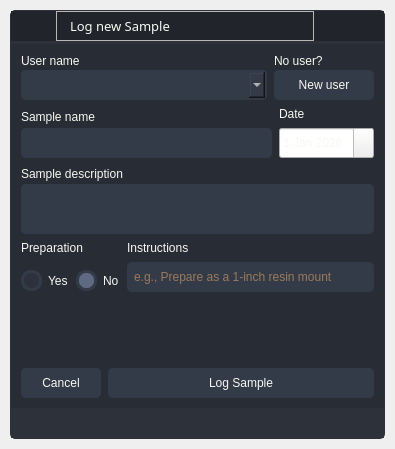
Qt form src/app/ui/qt/samplewindow.ui (AIR-G-UFOP/Saturn-SampleLog) before a commit.
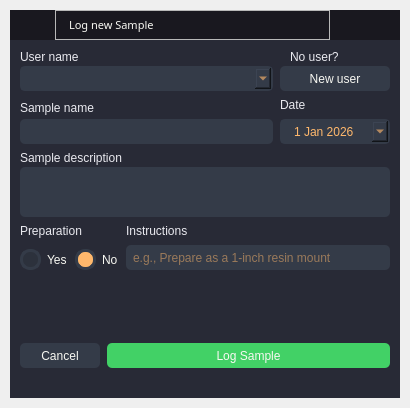
The same form after that commit. Icons and pictures are not drawn.

What changed in the file:
```diff
--- a/src/app/ui/qt/samplewindow.ui
+++ b/src/app/ui/qt/samplewindow.ui
@@ -6,8 +6,8 @@
    <rect>
     <x>0</x>
     <y>0</y>
-    <width>395</width>
-    <height>449</height>
+    <width>410</width>
+    <height>408</height>
    </rect>
   </property>
   <property name="maximumSize">
@@ -22,46 +22,24 @@
   <widget class="QWidget" name="stylesheet">
    <property name="styleSheet">
     <string notr="true">QWidget{
-	color:#f8f8f2;
-	font: 10pt &quot;AbrilTitlingNarrowW04-Bold&quot;;
-}
-/* Tooltip */
-QToolTip {
-	color: #ffffff;
-	background-color: rgba(33, 37, 43, 180);
-	border: 1px solid rgb(44, 49, 58);
-	background-image: none;
-	background-position: left center;
-	background-repeat: no-repeat;
-	border: none;
-	border-left: 2px solid #ff5555;
-	text-align: left;
-	padding-left: 8px;
-	margin: 0px;
+	color: #F8F8F2;
+	font: 8pt &quot;Inter 24pt Medium&quot;;
 }
 /* Bg App */
 #bgApp {	
-	background-color: rgb(40, 44, 52);
-	border: 1px solid rgb(44, 49, 58);
-	border-radius: 5px;	
+	background-color: #282A36;
+}
+#contentTopBg {
+	background-color: #19181f;
 }
 #topLogo {
-	background-color: rgb(33, 37, 43);
-	background-image: url(:/imagem/images/saturn_logo2.png);
+	background-image: url(:/imagem/images/saturn_logo.png);
 	background-position: centered;
 	background-repeat: no-repeat;
 }
 #titleRightInfo { 
 	padding-left: 10px;
-	font: 10pt &quot;AbrilTitlingNarrowW04-Bold&quot;;
  }
-/* Content App */
-#contentTopBg{	
-	background-color: rgb(33, 37, 43);
-}
-#contentBottom{
-	border-top: 3px solid rgb(44, 49, 58);
-}
 /* Top Buttons */
 #rightButtons .QPushButton { background-color: rgba(255, 255, 255, 0); border: none;  border-radius: 5px; }
 #rightButtons .QPushButton:hover { background-color: rgb(44, 49, 57); border-style: solid; border-radius: 4px; }
@@ -70,7 +48,7 @@
 #closeAppBtn:hover{ background-color:#ff5555;}
 #closeAppBtn:pressed { background-color:rgb(193, 64, 64); border-style: solid; border-radius: 5px;}
 /* Bottom Bar */
-#bottomBar { background-color: rgb(44, 49, 58); }
+#bottomBar { background-color: #282A36; }
 #bottomBar QLabel { font-size: 10px; color: rgb(113, 126, 149);}
 #bottomBar .QProgressBar {
 	border-radius: 5px;
@@ -84,27 +62,38 @@
     border-radius: 5px;
 }
 /*Button */
-#btn_loguser {
+#btn_logSample {
 	border-radius: 5px;	
-	background-color:#50FA7B;
-	color: rgb(33, 37, 43);
+	border: none;
+	background-color: rgb(66, 209, 102);
 }
-#btn_loguser:hover {
-	border: 2px solid rgb(61, 70, 86);
+#btn_logSample:hover {
+	background-color: #50fA7B;
 }
-#btn_loguser:pressed {
-	border: 2px solid #50FA7B;
+#btn_logSample:pressed {
+	background-color: rgb(66, 209, 102);
 }
-QPushButton {
+#btn_cancel {
 	border-radius: 5px;	
+	border: none;
 	background-color: rgb(52, 59, 72);
-	color: #F8F8F2;
 }
-QPushButton:hover {
-	border: 2px solid rgb(61, 70, 86);
+#btn_cancel:hover {
+	background-color: rgb(61, 70, 86);
 }
-QPushButton:pressed {
-	border: 2px solid  rgb(52, 59, 72);
+#btn_cancel:pressed {
+	background-color: rgb(52, 59, 72);
+}
+#btn_addUser {
+	border-radius: 5px;	
+	border: none;
+	background-color: rgb(52, 59, 72);
+}
+#btn_addUser:hover {
+	background-color: rgb(61, 70, 86);
+}
+#btn_addUser:pressed {
+	background-color: rgb(52, 59, 72);
 }
 
 /*LineEdit */
@@ -141,8 +130,10 @@
 
 /*QLabel */
 #content .QLabel {
-	color: #F8F8F2
+	color: #EAEAF0;
+	font: 8pt &quot;Inter 24pt Medium&quot;;
 }
+
 /*RadioButton */
 QRadioButton::indicator {
     border: 3px solid rgb(52, 59, 72);
@@ -156,7 +147,7 @@
     border: 3px solid rgb(58, 66, 81);
 }
 QRadioButton::indicator:checked {
-    background: 3px solid rgb(94, 106, 130);
+    background: 3px solid #ffb86c;
 	border: 3px solid rgb(52, 59, 72);	
 }
 /*ComboBox */
@@ -166,6 +157,7 @@
 	border: 2px solid rgb(52, 59, 72);
 	padding: 5px;
 	padding-left: 10px;
+	color: #ffb86c;
 }
 QComboBox:hover{
 	border: 2px solid rgb(64, 71, 88);
@@ -190,6 +182,37 @@
 	padding: 10px;
 	selection-background-color: rgb(39, 44, 54);
 }
+QDateEdit{
+	background-color: rgb(52, 59, 72);
+	border-radius: 5px;
+	border: 2px solid rgb(52, 59, 72);
+	padding: 5px;
+	padding-left: 10px;
+	color: #ffb86c;
+}
+QDateEdit:hover{
+	border: 2px solid rgb(64, 71, 88);
+}
+QDateEdit::drop-down {
+	subcontrol-origin: padding;
+	subcontrol-position: top right;
+	width: 25px; 
+	border-left-width: 3px;
+	border-left-color: rgba(39, 44, 54, 150);
+	border-left-style: solid;
+	border-top-right-radius: 3px;
+	border-bottom-right-radius: 3px;	
+	background-image: url(:/icons/icons/cil-arrow-drop-down.png);
+	background-position: center;
+	background-repeat: no-reperat;
+ }
+QDateEdit QAbstractItemView {
+	/*color: rgb(255, 121, 198);*/
+	color: #ff5555;	
+	background-color: rgb(33, 37, 43);
+	padding: 10px;
+	selection-background-color: rgb(39, 44, 54);
+}
 </string>
    </property>
    <layout class="QVBoxLayout" name="shadow">
@@ -400,8 +423,8 @@
                     <widget class="QLabel" name="titleRightInfo">
                      <property name="font">
                       <font>
-                       <family>AbrilTitlingNarrowW04-Bold</family>
-                       <pointsize>10</pointsize>
+                       <family>Inter 24pt Medium</family>
+                       <pointsize>8</pointsize>
                        <weight>50</weight>
                        <italic>false</italic>
                        <bold>false</bold>
@@ -603,7 +626,13 @@
                       <property name="minimumSize">
                        <size>
                         <width>0</width>
-                        <height>30</height>
+                        <height>25</height>
+                       </size>
+                      </property>
+                      <property name="maximumSize">
+                       <size>
+                        <width>16777215</width>
+                        <height>25</height>
                        </size>
                       </property>
                       <property name="cursor">
@@ -641,8 +670,8 @@
                      <widget class="QPushButton" name="btn_addUser">
                       <property name="minimumSize">
                        <size>
-                        <width>100</width>
-                        <height>30</height>
+                        <width>110</width>
+                        <height>25</height>
                        </size>
                       </property>
                       <property name="maximumSize">
@@ -688,7 +717,7 @@
                       <property name="minimumSize">
                        <size>
                         <width>0</width>
-                        <height>30</height>
+                        <height>25</height>
                        </size>
                       </property>
                      </widget>
@@ -708,8 +737,14 @@
                      <widget class="QDateEdit" name="date">
                       <property name="minimumSize">
                        <size>
-                        <width>0</width>
-                        <height>30</height>
+                        <width>110</width>
+                        <height>25</height>
+                       </size>
+                      </property>
+                      <property name="maximumSize">
+                       <size>
+                        <width>16777215</width>
+                        <height>25</height>
                        </size>
                       </property>
                       <property name="minimumDate">
@@ -751,7 +786,7 @@
                     <property name="minimumSize">
                      <size>
                       <width>0</width>
-                      <height>50</height>
+                      <height>40</height>
                      </size>
                     </property>
                     <property name="maximumSize">
@@ -827,7 +862,7 @@
                       <property name="minimumSize">
                        <size>
                         <width>0</width>
-                        <height>30</height>
+                        <height>25</height>
                        </size>
                       </property>
                       <property name="cursor">
@@ -862,7 +897,7 @@
                     <property name="minimumSize">
                      <size>
                       <width>0</width>
-                      <height>30</height>
+                      <height>25</height>
                      </size>
                     </property>
                     <property name="maximumSize">
@@ -880,11 +915,11 @@
                    </widget>
                   </item>
                   <item>
-                   <widget class="QPushButton" name="btn_logSanple">
+                   <widget class="QPushButton" name="btn_logSample">
                     <property name="minimumSize">
                      <size>
                       <width>0</width>
-                      <height>30</height>
+                      <height>25</height>
                      </size>
                     </property>
                     <property name="cursor">
@@ -905,13 +940,13 @@
                <property name="minimumSize">
                 <size>
                  <width>0</width>
-                 <height>30</height>
+                 <height>20</height>
                 </size>
                </property>
                <property name="maximumSize">
                 <size>
                  <width>16777215</width>
-                 <height>30</height>
+                 <height>20</height>
                 </size>
                </property>
                <property name="frameShape">
```
